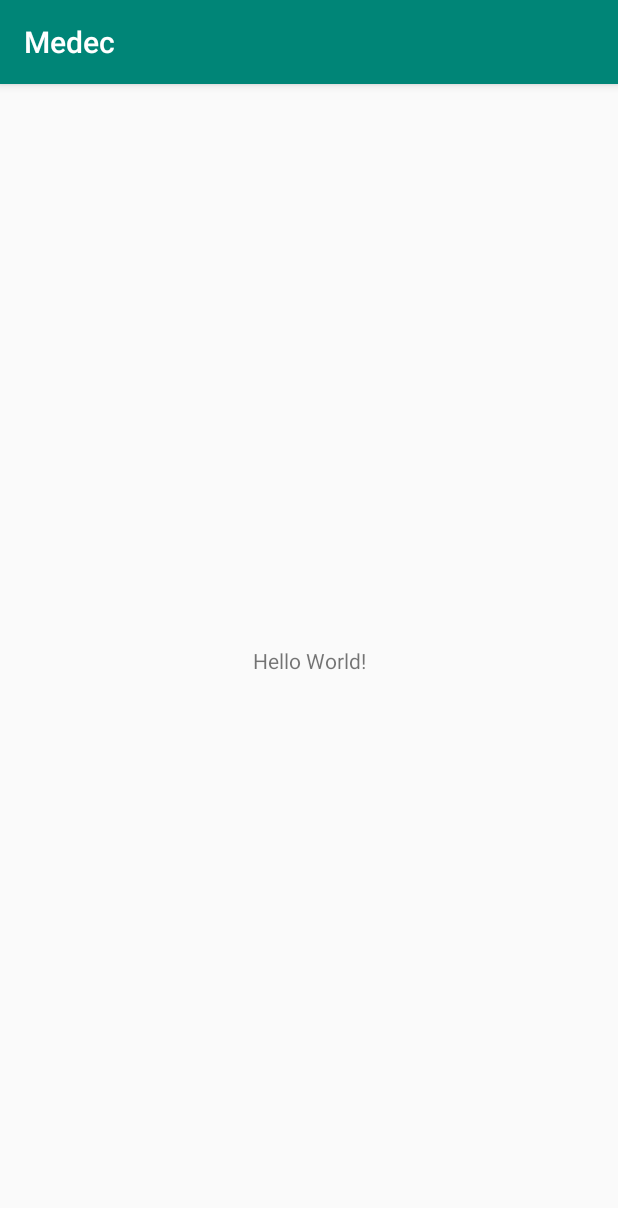
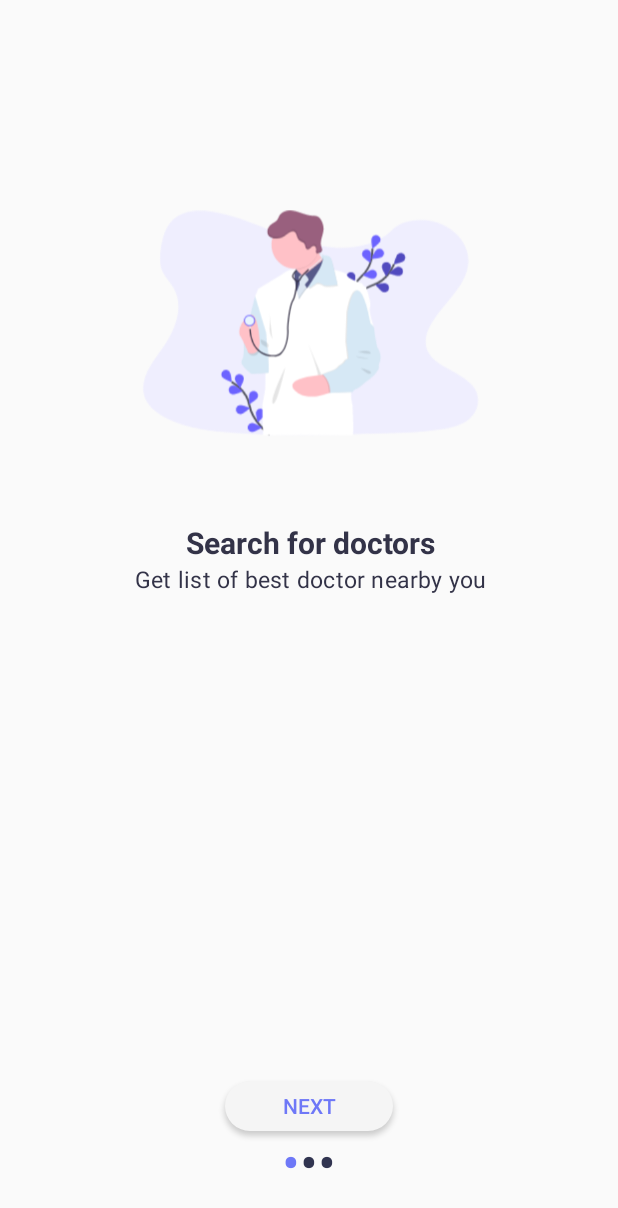
Before and after one commit to janewaitara/Medec-Health-App, an Android app: the screen it shows after launch (MainActivity before the commit, OnBoardingActivity after it), on a phone screen of 412 x 824 dp. Shown: the top 1208 px of the screen. Run offline under Robolectric (Android 15) with nearby library versions, the phone set to English and light mode, and no system bars.

Commit message:
added a splash screen and OnBoarding Screens

```diff
--- a/app/src/main/AndroidManifest.xml
+++ b/app/src/main/AndroidManifest.xml
@@ -9,14 +9,15 @@
         android:roundIcon="@mipmap/ic_launcher_round"
         android:supportsRtl="true"
         android:theme="@style/AppTheme">
-        <activity android:name=".Splash"></activity>
-        <activity android:name=".MainActivity">
+        <activity android:name=".OnBoardingActivity"></activity>
+        <activity android:name=".SplashActivity">
             <intent-filter>
                 <action android:name="android.intent.action.MAIN" />
 
                 <category android:name="android.intent.category.LAUNCHER" />
             </intent-filter>
         </activity>
+        <activity android:name=".MainActivity"></activity>
     </application>
 
 </manifest>
--- /dev/null
+++ b/app/src/main/java/com/example/medec/OnBoardingActivity.java
@@ -0,0 +1,99 @@
+package com.example.medec;
+
+import androidx.appcompat.app.AppCompatActivity;
+import androidx.viewpager.widget.ViewPager;
+
+import android.content.Intent;
+import android.os.Bundle;
+import android.text.Html;
+import android.view.View;
+import android.widget.Button;
+import android.widget.LinearLayout;
+import android.widget.TextView;
+
+public class OnBoardingActivity extends AppCompatActivity {
+
+    private ViewPager mSlideViewPager;
+
+    private SliderAdapter mSliderAdapter;
+    private LinearLayout mDotsLinearLayout;
+    private TextView[] mBottomDots;
+    private Button mNextButton;
+
+    private int mCurrentPage;
+
+    @Override
+    protected void onCreate(Bundle savedInstanceState) {
+        super.onCreate(savedInstanceState);
+        setContentView(R.layout.activity_on_boarding);
+
+        mNextButton = (Button) findViewById(R.id.next_button);
+
+
+        mDotsLinearLayout =(LinearLayout) findViewById(R.id.dotslinearLayout);
+        mSlideViewPager = (ViewPager) findViewById(R.id.viewPager);
+
+        mSliderAdapter = new SliderAdapter(this);
+        mSlideViewPager.setAdapter(mSliderAdapter);
+
+        addBottomDots(0);
+        mSlideViewPager.addOnPageChangeListener(viewPagerListener);
+
+        //OnClickListeners
+        mNextButton.setOnClickListener(new View.OnClickListener() {
+            @Override
+            public void onClick(View v) {
+                if (mCurrentPage == mBottomDots.length - 1){
+                    Intent  intent = new Intent(OnBoardingActivity.this, MainActivity.class);
+                    startActivity(intent);
+                }else{
+                    mSlideViewPager.setCurrentItem(mCurrentPage + 1);
+                }
+            }
+        });
+
+    }
+
+    public void addBottomDots(int currentPosition){
+        mBottomDots = new TextView[mSliderAdapter.slides_headings.length];//gets the number of slides
+        mDotsLinearLayout.removeAllViews();//prevents creation of so many dots
+
+        for (int i = 0; i < mBottomDots.length; i++){
+            mBottomDots[i] = new TextView(this);
+            mBottomDots[i].setText(Html.fromHtml("&#8226")); //these are dots
+            mBottomDots[i].setTextSize(35);
+            mBottomDots[i].setTextColor(getResources().getColor(R.color.colorPrimaryDark));
+
+            mDotsLinearLayout.addView(mBottomDots[i]);
+        }
+
+        if (mBottomDots.length > 0){
+            mBottomDots[currentPosition].setTextColor(getResources().getColor(R.color.colorPrimary));
+        }
+
+    }
+
+    ViewPager.OnPageChangeListener viewPagerListener = new ViewPager.OnPageChangeListener() {
+        @Override
+        public void onPageScrolled(int position, float positionOffset, int positionOffsetPixels) {
+
+        }
+
+        @Override
+        public void onPageSelected(int position) {
+            addBottomDots(position);
+            mCurrentPage = position;
+
+            if (position == mBottomDots.length - 1) {
+                mNextButton.setText("GOT IT");
+            } else {
+                mNextButton.setText("NEXT");
+            }
+        }
+
+        @Override
+        public void onPageScrollStateChanged(int state) {
+
+        }
+    };
+}
--- /dev/null
+++ b/app/src/main/java/com/example/medec/SliderAdapter.java
@@ -0,0 +1,79 @@
+package com.example.medec;
+
+import android.content.Context;
+import android.view.LayoutInflater;
+import android.view.View;
+import android.view.ViewGroup;
+import android.widget.ImageView;
+import android.widget.TextView;
+
+import androidx.annotation.NonNull;
+import androidx.constraintlayout.widget.ConstraintLayout;
+import androidx.viewpager.widget.PagerAdapter;
+
+public class SliderAdapter extends PagerAdapter {
+
+    Context context;//used for adding the context from wherever it is
+    LayoutInflater layoutInflater;
+
+    public SliderAdapter(Context context) {
+        this.context = context;
+    }
+
+    //arrays for storing our slider values
+    //array for images
+    public int[] slides_images = {
+            R.drawable.onboarding1,
+            R.drawable.onboarding2,
+            R.drawable.onboarding3
+    };
+
+    //array for headings
+    public int[] slides_headings = {
+            R.string.sliderHeading1,
+            R.string.sliderHeading2,
+            R.string.sliderHeading3
+    };
+    public int[] slider_descriptions={
+            R.string.sliderDescription1,
+            R.string.sliderDescription2,
+            R.string.sliderDescription3
+
+    };
+
+    @NonNull
+    @Override //required to add the slides effects and inflate the adapter
+    public Object instantiateItem(@NonNull ViewGroup container, int position) {
+        layoutInflater = (LayoutInflater) context.getSystemService(context.LAYOUT_INFLATER_SERVICE);
+        View view = layoutInflater.inflate(R.layout.slide_layout,container,false); //inflating the view with the slide layout
+
+        //intializing the image and text view in our slideLayout
+        ImageView slideImageView = (ImageView)view.findViewById(R.id.sliderimageView);
+        TextView slideHeading = (TextView)view.findViewById(R.id.heading);
+        TextView slideDescription = (TextView)view.findViewById(R.id.description);
+
+
+        //setting values
+        slideImageView.setImageResource(slides_images[position]);
+        slideHeading.setText(slides_headings[position]);
+        slideDescription.setText(slider_descriptions[position]);
+
+        container.addView(view);
+        return view;
+    }
+
+    @Override
+    public int getCount() {
+        return slides_headings.length; //returns the number os slides via the headings
+    }
+
+    @Override
+    public boolean isViewFromObject(@NonNull View view, @NonNull Object object) {
+        return view == (ConstraintLayout) object;
+    }
+
+    @Override //once on the last page, it stops the slider preventing errors
+    public void destroyItem(@NonNull ViewGroup container, int position, @NonNull Object object) {
+        container.removeView((ConstraintLayout)object);
+    }
+}
--- a/app/src/main/java/com/example/medec/Splash.java
+++ /dev/null
@@ -1,14 +0,0 @@
-package com.example.medec;
-
-import androidx.appcompat.app.AppCompatActivity;
-
-import android.os.Bundle;
-
-public class Splash extends AppCompatActivity {
-
-    @Override
-    protected void onCreate(Bundle savedInstanceState) {
-        super.onCreate(savedInstanceState);
-        setContentView(R.layout.activity_splash);
-    }
-}
--- /dev/null
+++ b/app/src/main/java/com/example/medec/SplashActivity.java
@@ -0,0 +1,31 @@
+package com.example.medec;
+
+import androidx.appcompat.app.AppCompatActivity;
+
+import android.content.Intent;
+import android.os.Bundle;
+
+public class SplashActivity extends AppCompatActivity {
+
+    @Override
+    protected void onCreate(Bundle savedInstanceState) {
+        super.onCreate(savedInstanceState);
+        setContentView(R.layout.activity_splash);
+
+        final Intent i = new Intent(this, OnBoardingActivity.class);
+
+        new Thread() {
+            public void run() {
+                try {
+                    Thread.sleep(2000);
+                } catch (InterruptedException e) {
+                    e.printStackTrace();
+                } finally {
+                    SplashActivity.this.startActivity(i);
+                    SplashActivity.this.finish();
+                }
+            }
+        }.start();
+    }
+
+}
--- /dev/null
+++ b/app/src/main/res/drawable/onboardingbtn.xml
@@ -0,0 +1,6 @@
+<?xml version="1.0" encoding="utf-8"?>
+<shape xmlns:android="http://schemas.android.com/apk/res/android"
+    android:shape="rectangle">
+    <solid android:color="@color/btncolor"/>
+    <corners android:radius="16.7dp"/>
+</shape>
--- /dev/null
+++ b/app/src/main/res/layout/activity_on_boarding.xml
@@ -0,0 +1,47 @@
+<?xml version="1.0" encoding="utf-8"?>
+<androidx.constraintlayout.widget.ConstraintLayout xmlns:android="http://schemas.android.com/apk/res/android"
+    xmlns:app="http://schemas.android.com/apk/res-auto"
+    xmlns:tools="http://schemas.android.com/tools"
+    android:layout_width="match_parent"
+    android:layout_height="match_parent"
+
+    tools:context=".OnBoardingActivity">
+
+
+    <Button
+        android:id="@+id/next_button"
+        android:layout_width="112.1dp"
+        android:layout_height="33.3dp"
+        android:background="@drawable/onboardingbtn"
+        android:text="Next"
+        android:textColor="@color/colorPrimary"
+        app:layout_constraintBottom_toTopOf="@+id/dotslinearLayout"
+        app:layout_constraintEnd_toEndOf="parent"
+        app:layout_constraintStart_toStartOf="parent"
+        app:layout_constraintTop_toBottomOf="@+id/viewPager" />
+
+
+    <androidx.viewpager.widget.ViewPager
+        android:id="@+id/viewPager"
+        android:layout_width="match_parent"
+        android:layout_height="match_parent"
+        android:layout_marginBottom="100dp"
+        app:layout_constraintBottom_toBottomOf="parent"
+        app:layout_constraintEnd_toEndOf="parent"
+
+        app:layout_constraintStart_toStartOf="parent">
+
+    </androidx.viewpager.widget.ViewPager>
+
+<!--    app:layout_constraintHorizontal_bias="1.0"-->
+
+    <LinearLayout
+        android:id="@+id/dotslinearLayout"
+        android:layout_width="wrap_content"
+        android:layout_height="wrap_content"
+        android:orientation="horizontal"
+        app:layout_constraintBottom_toBottomOf="parent"
+        app:layout_constraintEnd_toEndOf="parent"
+        app:layout_constraintStart_toStartOf="parent"
+        app:layout_constraintTop_toBottomOf="@+id/viewPager"></LinearLayout>
+</androidx.constraintlayout.widget.ConstraintLayout>
--- a/app/src/main/res/layout/activity_splash.xml
+++ b/app/src/main/res/layout/activity_splash.xml
@@ -4,8 +4,8 @@ xmlns:app="http://schemas.android.com/apk/res-auto"
 xmlns:tools="http://schemas.android.com/tools"
 android:layout_width="match_parent"
 android:layout_height="match_parent"
-android:background="@color/splashBg"
-tools:context=".Splash">
+android:background="@color/colorPrimary"
+tools:context=".SplashActivity">
 
 
 <LinearLayout
--- /dev/null
+++ b/app/src/main/res/layout/slide_layout.xml
@@ -0,0 +1,84 @@
+<?xml version="1.0" encoding="utf-8"?>
+<androidx.constraintlayout.widget.ConstraintLayout
+    xmlns:android="http://schemas.android.com/apk/res/android"
+    xmlns:app="http://schemas.android.com/apk/res-auto"
+    android:layout_width="match_parent"
+    android:layout_height="match_parent">
+    <ImageView
+        android:id="@+id/sliderimageView"
+        android:layout_width="237.5dp"
+        android:layout_height="160dp"
+        android:layout_marginTop="140dp"
+
+        app:layout_constraintEnd_toEndOf="parent"
+        app:layout_constraintStart_toStartOf="parent"
+        app:layout_constraintTop_toTopOf="parent"
+        app:srcCompat="@drawable/onboarding1" />
+
+    <!--<ImageView
+        android:id="@+id/imageView2"
+        android:layout_width="104dp"
+        android:layout_height="50dp"
+        android:layout_marginEnd="72.7dp"
+        android:layout_marginStart="73.3dp"
+        android:layout_marginTop="48.3dp"
+        android:layout_marginBottom="208dp"
+        app:layout_constraintEnd_toEndOf="parent"
+        app:layout_constraintStart_toStartOf="parent"
+        app:layout_constraintTop_toBottomOf="@+id/imageView"
+        app:srcCompat="@drawable/textonboarding1" />-->
+
+    <TextView
+        android:id="@+id/heading"
+        android:layout_width="wrap_content"
+        android:layout_height="wrap_content"
+        android:layout_marginStart="73.3dp"
+        android:layout_marginTop="48.3dp"
+        android:layout_marginEnd="72.7dp"
+        android:layout_marginBottom="208dp"
+        android:fontFamily="Poppins-SemiBold"
+        android:gravity="center_horizontal"
+        android:lineSpacingExtra="10.7sp"
+        android:text="Search Doctors"
+        android:textAlignment="center"
+        android:textColor="#333348"
+        android:textSize="20sp"
+        android:textStyle="bold"
+        app:layout_constraintEnd_toEndOf="parent"
+        app:layout_constraintStart_toStartOf="parent"
+        app:layout_constraintTop_toBottomOf="@+id/sliderimageView" />
+
+    <TextView
+        android:id="@+id/description"
+        android:layout_width="wrap_content"
+        android:layout_height="wrap_content"
+        android:layout_marginStart="73.3dp"
+        android:layout_marginEnd="72.7dp"
+        android:layout_marginBottom="208dp"
+        android:fontFamily="Poppins-Light"
+        android:gravity="center_horizontal"
+        android:letterSpacing="0.01"
+        android:lineSpacingExtra="2sp"
+        android:text="Get list of best doctor nearby you"
+        android:textAlignment="center"
+        android:textColor="#333348"
+        android:textSize="15sp"
+        app:layout_constraintEnd_toEndOf="parent"
+        app:layout_constraintStart_toStartOf="parent"
+        app:layout_constraintTop_toBottomOf="@+id/heading" />
+
+  <!--  <Button
+        android:id="@+id/button"
+        android:layout_width="112.1dp"
+        android:layout_height="33.3dp"
+        android:layout_marginStart="68.7dp"
+        android:layout_marginEnd="69.2dp"
+        android:layout_marginBottom="65.3dp"
+        android:background="@drawable/onboardingbtn"
+        android:text="Next"
+        android:textColor="@color/colorPrimary"
+        app:layout_constraintBottom_toBottomOf="parent"
+        app:layout_constraintEnd_toEndOf="parent"
+        app:layout_constraintStart_toStartOf="parent" />-->
+
+</androidx.constraintlayout.widget.ConstraintLayout>
--- a/app/src/main/res/values/colors.xml
+++ b/app/src/main/res/values/colors.xml
@@ -1,7 +1,8 @@
 <?xml version="1.0" encoding="utf-8"?>
 <resources>
-    <color name="colorPrimary">#008577</color>
-    <color name="colorPrimaryDark">#00574B</color>
+    <color name="colorPrimary">#6E78F7</color>
+    <color name="colorPrimaryDark">#313450</color>
     <color name="colorAccent">#D81B60</color>
-    <color name="splashBg">#6e78f7</color>
+    <color name="btncolor">#F5F5F5</color>
+
 </resources>
--- a/app/src/main/res/values/strings.xml
+++ b/app/src/main/res/values/strings.xml
@@ -1,3 +1,12 @@
 <resources>
     <string name="app_name">Medec</string>
+<!--array of slider headings-->
+    <string name="sliderHeading1">Search for doctors</string>
+    <string name="sliderHeading2">Book Appointment</string>
+    <string name="sliderHeading3">Book Diagnostic</string>
+
+<!--array of slider description-->
+    <string name="sliderDescription1">Get list of best doctor nearby you</string>
+    <string name="sliderDescription2">Book an appointment with a right doctor</string>
+    <string name="sliderDescription3">Search and book diagnostic test  </string>
 </resources>
--- a/app/src/main/res/values/styles.xml
+++ b/app/src/main/res/values/styles.xml
@@ -1,7 +1,7 @@
 <resources>
 
     <!-- Base application theme. -->
-    <style name="AppTheme" parent="Theme.AppCompat.Light.DarkActionBar">
+    <style name="AppTheme" parent="Theme.AppCompat.Light.NoActionBar">
         <!-- Customize your theme here. -->
         <item name="colorPrimary">@color/colorPrimary</item>
         <item name="colorPrimaryDark">@color/colorPrimaryDark</item>
```
Also changed, not shown: app/src/main/res/drawable/onboarding1.png (added), app/src/main/res/drawable/onboarding2.png (added), app/src/main/res/drawable/onboarding3.png (added), app/src/main/res/drawable/textonboarding1.png (added).
